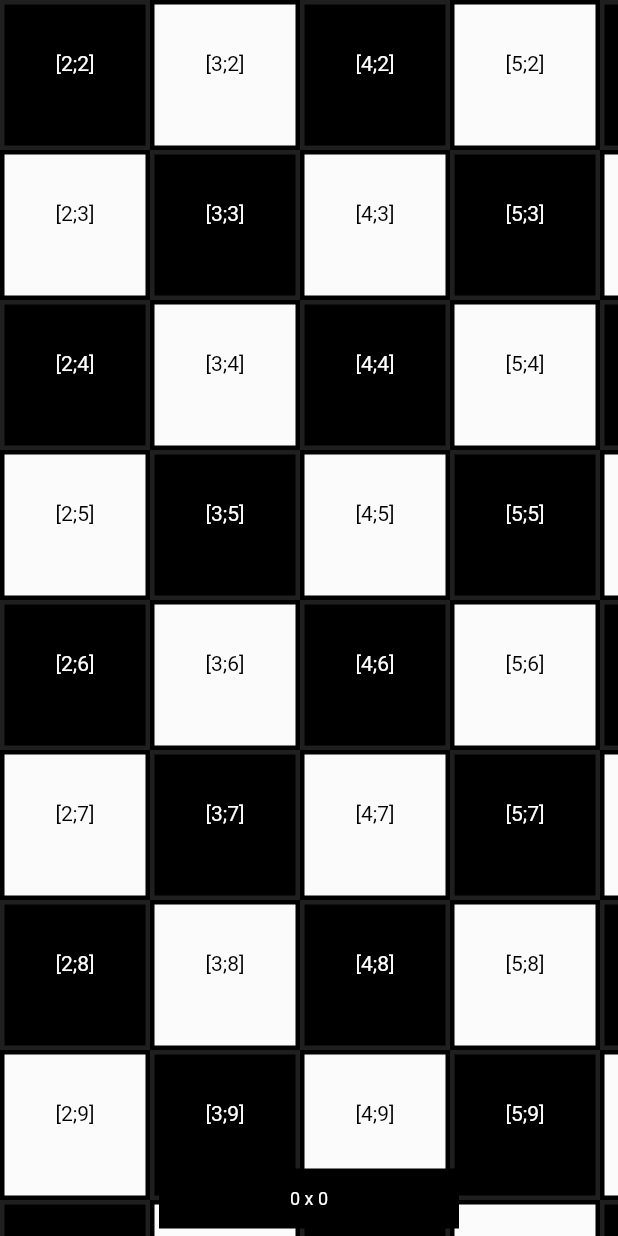
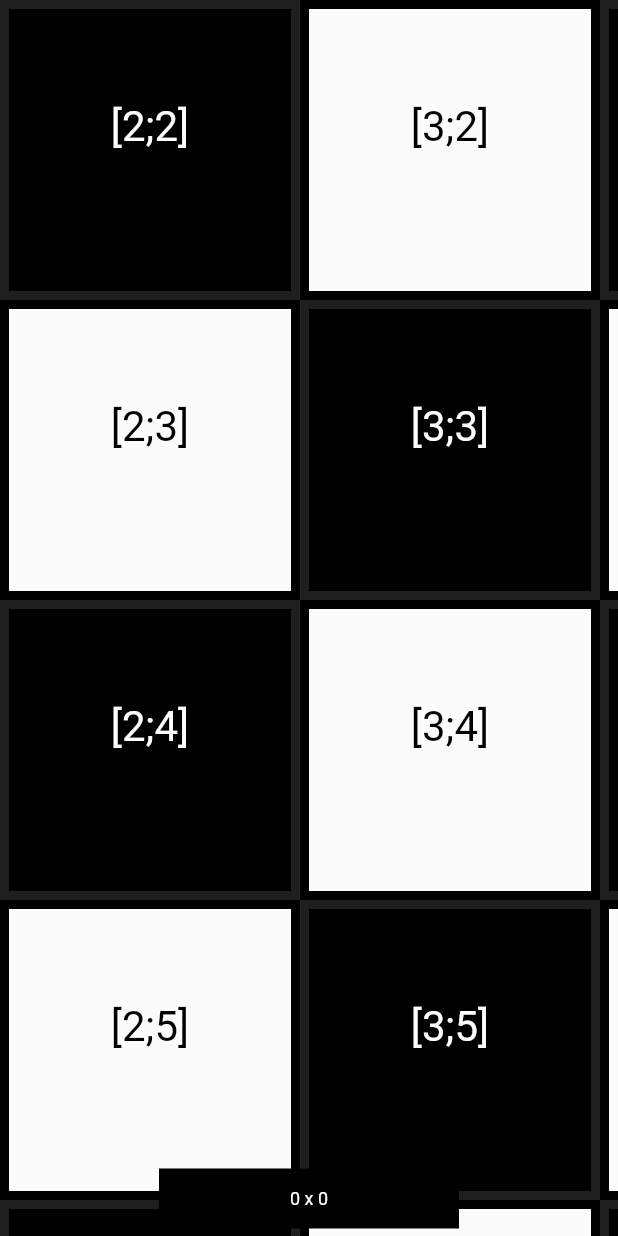
Before and after one commit to PlugFox/interactive_viewer, a Flutter app: the screen it shows after launch, on a phone screen of 412 x 824 dp. Run offline on Flutter 3.47's test engine with Material 2 defaults, Android fonts, the phone set to English and light mode, and no system bars.

Commit message:
zoom experiments started

```diff
--- a/lib/src/app.dart
+++ b/lib/src/app.dart
@@ -18,10 +18,10 @@ class Home extends StatelessWidget {
   static const mapProperties = MapProperties(
     tileWidth: 100,
     tileHeight: 100,
-    tilesOx: 21,
-    tilesOy: 21,
-    tilesOxDisplayed: 11,
-    tilesOyDisplayed: 11,
+    tilesOx: 41,
+    tilesOy: 41,
+    tilesOxDisplayed: 12,
+    tilesOyDisplayed: 16,
     offsetOx: -200,
     offsetOy: -200,
   );
--- a/lib/src/two_dimensions_map/two_dimensions_map.dart
+++ b/lib/src/two_dimensions_map/two_dimensions_map.dart
@@ -30,22 +30,46 @@ class _TwoDimensionsMapState extends State<TwoDimensionsMap> {
     mapProperties: widget.mapProperties,
   );
 
+  double scale = 2.0;
+  Matrix4 matrix = Matrix4.identity();
+
+  @override
+  void initState() {
+    matrix[15] = 0.5;
+    super.initState();
+  }
+
   @override
   Widget build(BuildContext context) => Stack(
         alignment: Alignment.center,
         children: <Widget>[
-          Positioned.fill(
-            child: Center(
-              child: GestureDetector(
-                onPanUpdate: (details) {
-                  _controller.translate(details.delta.dx, details.delta.dy);
-                },
-                child: LayoutBuilder(
-                  builder: (context, constraints) => MapLayout(
-                    offsetController: _controller,
-                    mapProperties: widget.mapProperties,
-                    coordinateBuilder: widget.coordinateBuilder,
-                  ),
+          Center(
+            child: GestureDetector(
+              onScaleUpdate: (scaleInfo) {
+                _controller.translate(scaleInfo.focalPointDelta.dx * scale, scaleInfo.focalPointDelta.dy * scale);
+
+                print('scaleInfo.scale: ${scaleInfo.scale}');
+                if (scaleInfo.scale != 1) {
+                  scale = scaleInfo.scale;
+                  if (scale < 0.5) {
+                    scale = 0.5;
+                  }
+
+                  setState(() {
+                    scale = 1 / (scale * 2);
+                    if (scale > 4) {
+                      scale = 4;
+                    }
+                    matrix[15] = scale;
+                  });
+                }
+              },
+              child: Transform(
+                transform: matrix,
+                child: MapLayout(
+                  offsetController: _controller,
+                  mapProperties: widget.mapProperties,
+                  coordinateBuilder: widget.coordinateBuilder,
                 ),
               ),
             ),
```
